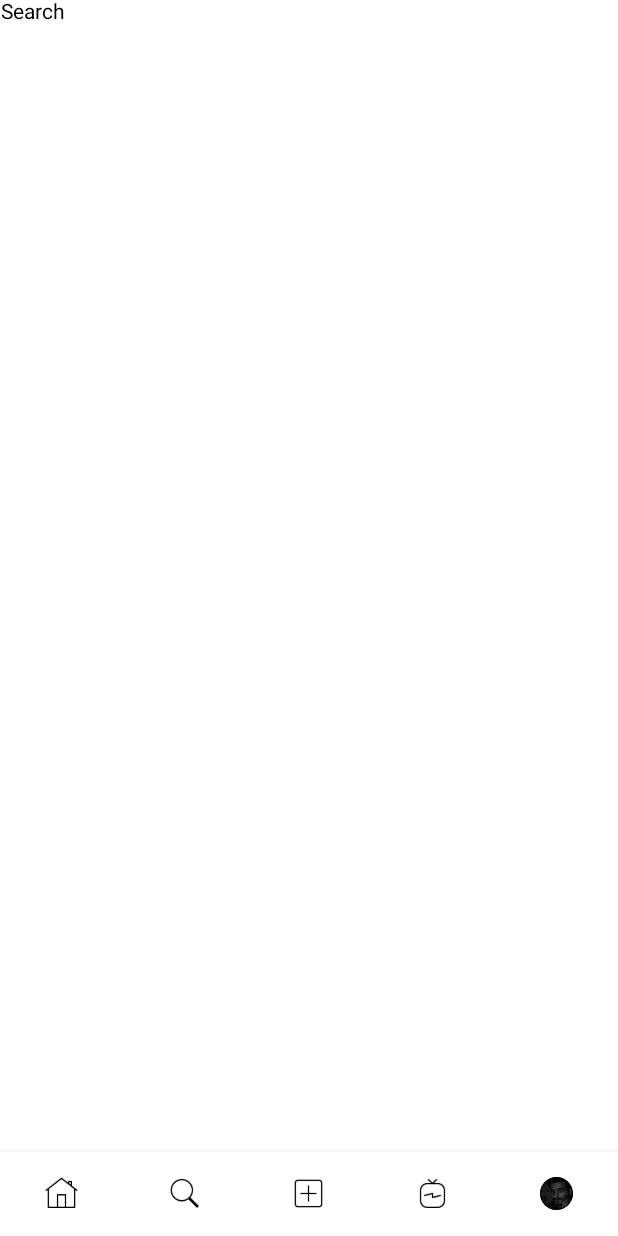
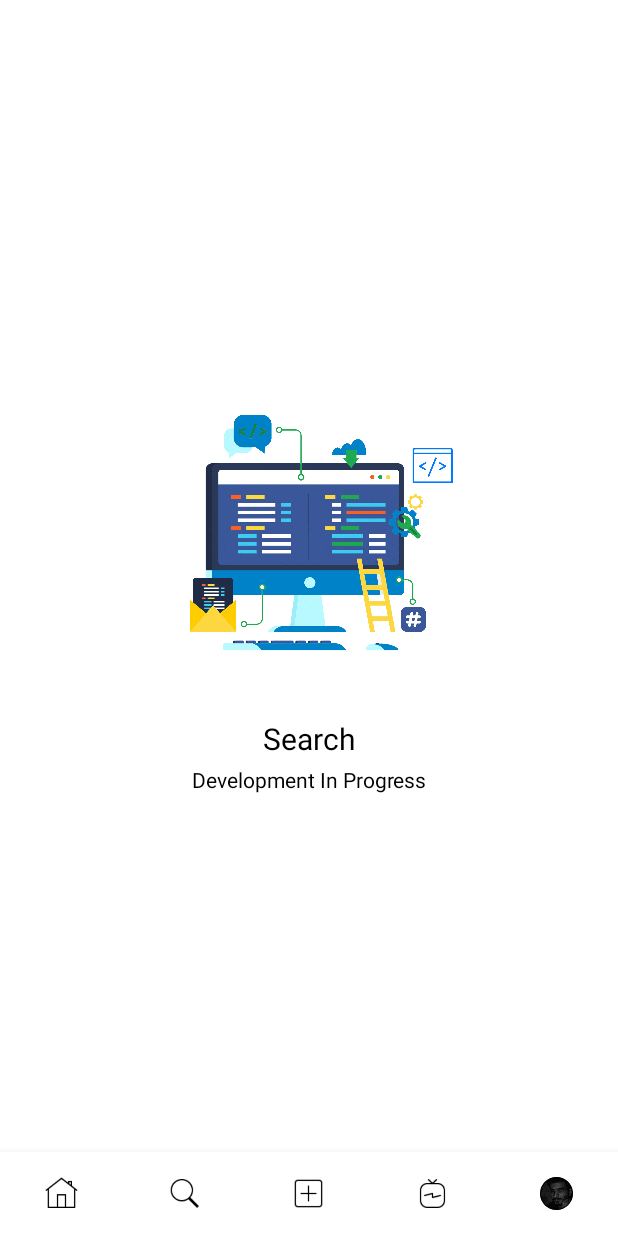
Before and after one commit to shubhambhama/jetpack-compose-insta-clone, an Android app built with Jetpack Compose: the DevelopmentInProgressScreen screen opened through its navigation route, on a phone screen of 412 x 824 dp. Before the commit the screen is almost empty. Run offline under Robolectric (Android 15) with nearby library versions, the phone set to English and light mode, and no system bars; our stand-ins replace accompanist; libraries missing offline, so code that uses them is left out: coil.decode; pictures from the network do not load; 1 statement that could not run was skipped.

Commit message:
[Add] Development In Progress Screen

```diff
--- a/app/build.gradle
+++ b/app/build.gradle
@@ -71,6 +71,7 @@ dependencies {
     implementation "androidx.compose.ui:ui-tooling:1.4.3"
 
     implementation 'io.coil-kt:coil-compose:2.3.0'
+    implementation "io.coil-kt:coil-gif:2.1.0"
 
     testImplementation 'junit:junit:4.13.2'
     androidTestImplementation 'androidx.test.ext:junit:1.1.5'
--- a/app/src/main/java/com/example/jetpackcomposeinstagramclone/dashboard/InstagramDashboard.kt
+++ b/app/src/main/java/com/example/jetpackcomposeinstagramclone/dashboard/InstagramDashboard.kt
@@ -1,37 +1,47 @@
 package com.example.jetpackcomposeinstagramclone.dashboard
 
+import android.os.Build.VERSION.SDK_INT
 import androidx.compose.foundation.Image
 import androidx.compose.foundation.border
+import androidx.compose.foundation.layout.Arrangement
 import androidx.compose.foundation.layout.Box
+import androidx.compose.foundation.layout.Column
 import androidx.compose.foundation.layout.fillMaxSize
 import androidx.compose.foundation.layout.padding
 import androidx.compose.foundation.layout.size
-import androidx.compose.foundation.layout.wrapContentSize
 import androidx.compose.foundation.shape.CircleShape
 import androidx.compose.material.BottomNavigation
 import androidx.compose.material.BottomNavigationItem
+import androidx.compose.material.MaterialTheme
 import androidx.compose.material.Scaffold
+import androidx.compose.material.Surface
 import androidx.compose.material.Text
 import androidx.compose.runtime.Composable
 import androidx.compose.runtime.getValue
+import androidx.compose.ui.Alignment
 import androidx.compose.ui.Modifier
 import androidx.compose.ui.draw.clip
-import androidx.compose.ui.graphics.Color
 import androidx.compose.ui.graphics.ColorFilter
 import androidx.compose.ui.platform.LocalContext
 import androidx.compose.ui.res.painterResource
 import androidx.compose.ui.text.style.TextAlign
 import androidx.compose.ui.unit.dp
+import androidx.compose.ui.unit.sp
 import androidx.navigation.NavHostController
 import androidx.navigation.compose.NavHost
 import androidx.navigation.compose.composable
 import androidx.navigation.compose.currentBackStackEntryAsState
 import androidx.navigation.compose.rememberNavController
+import coil.ImageLoader
+import coil.compose.rememberAsyncImagePainter
+import coil.decode.GifDecoder
+import coil.decode.ImageDecoderDecoder
+import coil.request.ImageRequest
+import coil.size.Size
 import com.example.jetpackcomposeinstagramclone.BottomNavigationScreens
 import com.example.jetpackcomposeinstagramclone.R
 import com.example.jetpackcomposeinstagramclone.dashboard.submodule.HomeScreen
 import com.example.jetpackcomposeinstagramclone.dashboard.submodule.ProfileScreen
-import com.example.jetpackcomposeinstagramclone.ui.theme.Gray500
 import com.example.jetpackcomposeinstagramclone.ui.theme.backgroundColor
 import com.example.jetpackcomposeinstagramclone.ui.theme.textIconsTint
 
@@ -116,8 +126,36 @@ fun NavigationRoute(modifier: Modifier = Modifier, navController: NavHostControl
 
 @Composable
 fun DevelopmentInProgressScreen(text: String) {
-    Box(modifier = Modifier.wrapContentSize()) {
-        Text(text = text, textAlign = TextAlign.Center)
+    val context = LocalContext.current
+    Surface(color = backgroundColor(), modifier = Modifier.fillMaxSize()) {
+        Column(verticalArrangement = Arrangement.Center, horizontalAlignment = Alignment.CenterHorizontally) {
+            val imageLoader = ImageLoader.Builder(context)
+                .components {
+                    if (SDK_INT >= 28) {
+                        add(ImageDecoderDecoder.Factory())
+                    } else {
+                        add(GifDecoder.Factory())
+                    }
+                }.build()
+            val painter = rememberAsyncImagePainter(
+                ImageRequest.Builder(context).data(data = R.drawable.development_in_progress).apply(block = {
+                    size(Size.ORIGINAL)
+                }).build(), imageLoader = imageLoader
+            )
+            Image(
+                painter = painter,
+                contentDescription = null,
+                modifier = Modifier.size(250.dp)
+            )
+            Text(text = text, textAlign = TextAlign.Center, fontSize = MaterialTheme.typography.h6.fontSize, color = textIconsTint())
+            Text(
+                text = context.getString(R.string.development_in_progress),
+                textAlign = TextAlign.Center,
+                fontSize = 14.sp,
+                color = textIconsTint(),
+                modifier = Modifier.padding(8.dp)
+            )
+        }
     }
 }
 
--- a/app/src/main/java/com/example/jetpackcomposeinstagramclone/dashboard/submodule/HomeScreen.kt
+++ b/app/src/main/java/com/example/jetpackcomposeinstagramclone/dashboard/submodule/HomeScreen.kt
@@ -17,7 +17,6 @@ import androidx.compose.foundation.layout.width
 import androidx.compose.foundation.layout.wrapContentWidth
 import androidx.compose.foundation.lazy.LazyColumn
 import androidx.compose.material.Icon
-import androidx.compose.material.MaterialTheme
 import androidx.compose.material.Text
 import androidx.compose.runtime.Composable
 import androidx.compose.ui.Alignment
@@ -30,12 +29,9 @@ import androidx.compose.ui.platform.LocalConfiguration
 import androidx.compose.ui.platform.LocalContext
 import androidx.compose.ui.res.painterResource
 import androidx.compose.ui.text.font.FontWeight
-import androidx.compose.ui.unit.Dp
-import androidx.compose.ui.unit.TextUnit
 import androidx.compose.ui.unit.dp
 import androidx.compose.ui.unit.sp
 import coil.compose.rememberAsyncImagePainter
-import coil.compose.rememberImagePainter
 import coil.request.CachePolicy
 import coil.request.ImageRequest
 import com.example.jetpackcomposeinstagramclone.R
@@ -119,15 +115,17 @@ fun HomeTopBar(modifier: Modifier = Modifier, notificationCount: Int = 0, isAnyN
 
 @Composable
 fun ListOfPosts(modifier: Modifier = Modifier, sizeOfList: Int = 10, configuration: Configuration) {
+    val listOfData = List(sizeOfList) {
+        PostListHolderData(
+            profileImage = painterResource(id = R.drawable.ic_funny_face),
+            headingMetaData = "harry potter • Original audio"
+        )
+    }
     val calcHeight = configuration.screenHeightDp * 0.6f
     Box(modifier = modifier) {
         LazyColumn {
             items(sizeOfList) {
-                val model = PostListHolderData(
-                    profileImage = painterResource(id = R.drawable.ic_funny_face),
-                    headingMetaData = "harry potter • Original audio"
-                )
-                PostViewHolder(postListHolderData = model, height = calcHeight)
+                PostViewHolder(postListHolderData = listOfData[it], height = calcHeight)
             }
         }
     }
--- a/app/src/main/res/values/strings.xml
+++ b/app/src/main/res/values/strings.xml
@@ -7,4 +7,6 @@
     <string name="_add_post">Add Post</string>
     <string name="_igtv">IGTV</string>
     <string name="_profile">Profile</string>
+
+    <string name="development_in_progress">Development In Progress</string>
 </resources>
```
Also changed, not shown: app/src/main/res/drawable/development_in_progress.gif (added).
